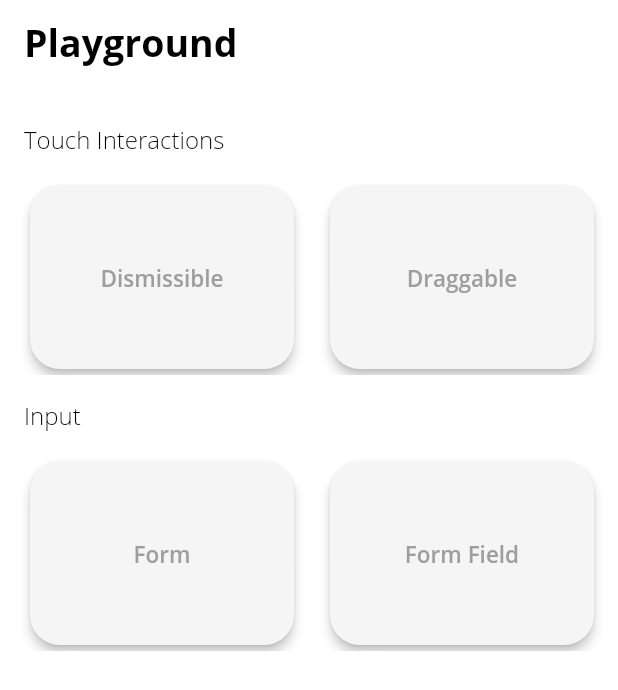
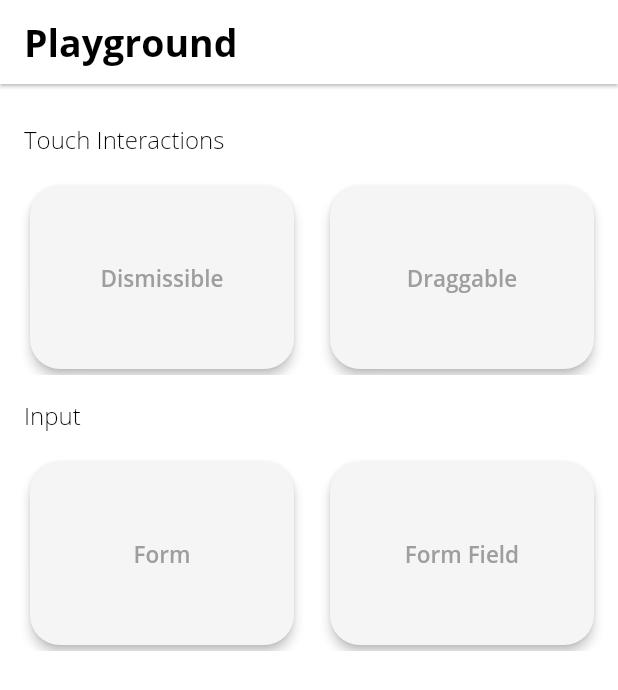
Before and after one commit to sahitpen/flutter-sandbox, a Flutter app: the screen it shows after launch, on a phone screen of 412 x 824 dp. Shown: the top 690 px of the screen. Run offline on Flutter 3.47's test engine with Material 2 defaults, Android fonts, the phone set to English and light mode, and no system bars.

Commit message:
update theme formatting

```diff
--- a/lib/screens/home_page.dart
+++ b/lib/screens/home_page.dart
@@ -13,13 +13,16 @@ class _HomePageState extends State<HomePage> {
   Widget build(BuildContext context) {
     return MaterialApp(
       title: 'Flutter Playground',
-      theme: ThemeData(fontFamily: 'OpenSans'),
+      theme: ThemeData(
+          fontFamily: 'OpenSans',
+          scaffoldBackgroundColor: Colors.white,
+          primaryColor: Colors.white,
+          cardColor: Colors.grey[100]
+      ),
       home: Scaffold(
-        backgroundColor: Colors.white,
         appBar: AppBar(
           centerTitle: false,
-          elevation: 0,
-          backgroundColor: Colors.white,
+          elevation: 1,
           title: Text(
             'Playground',
             style: Styles.navBarText,
@@ -91,9 +94,7 @@ class DemoCard extends StatelessWidget {
       onTap: () {
         if (demo.pageRoute != null) {
           Navigator.push(
-            context,
-            MaterialPageRoute(builder: (context) => demo.pageRoute)
-          );
+              context, MaterialPageRoute(builder: (context) => demo.pageRoute));
         }
       },
       child: Card(
@@ -107,7 +108,6 @@ class DemoCard extends StatelessWidget {
           ),
         ),
         elevation: 3.0,
-        color: Colors.grey[100],
       ),
     );
   }
```
